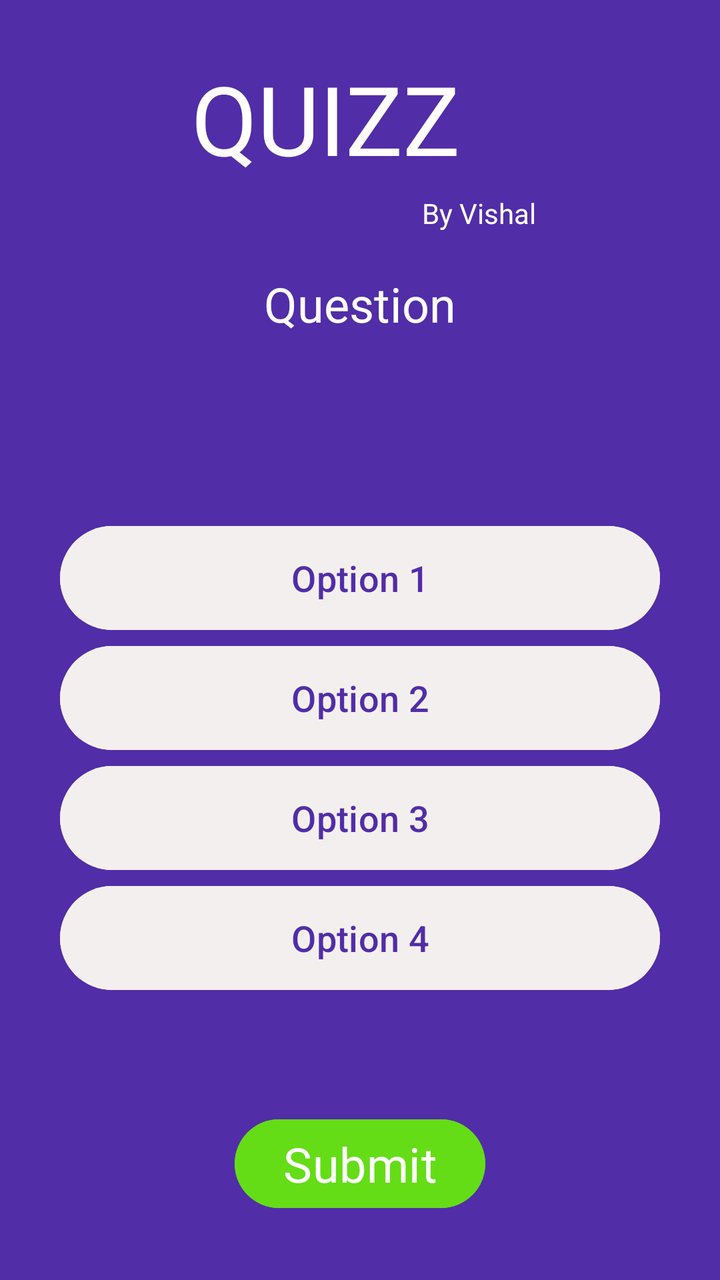
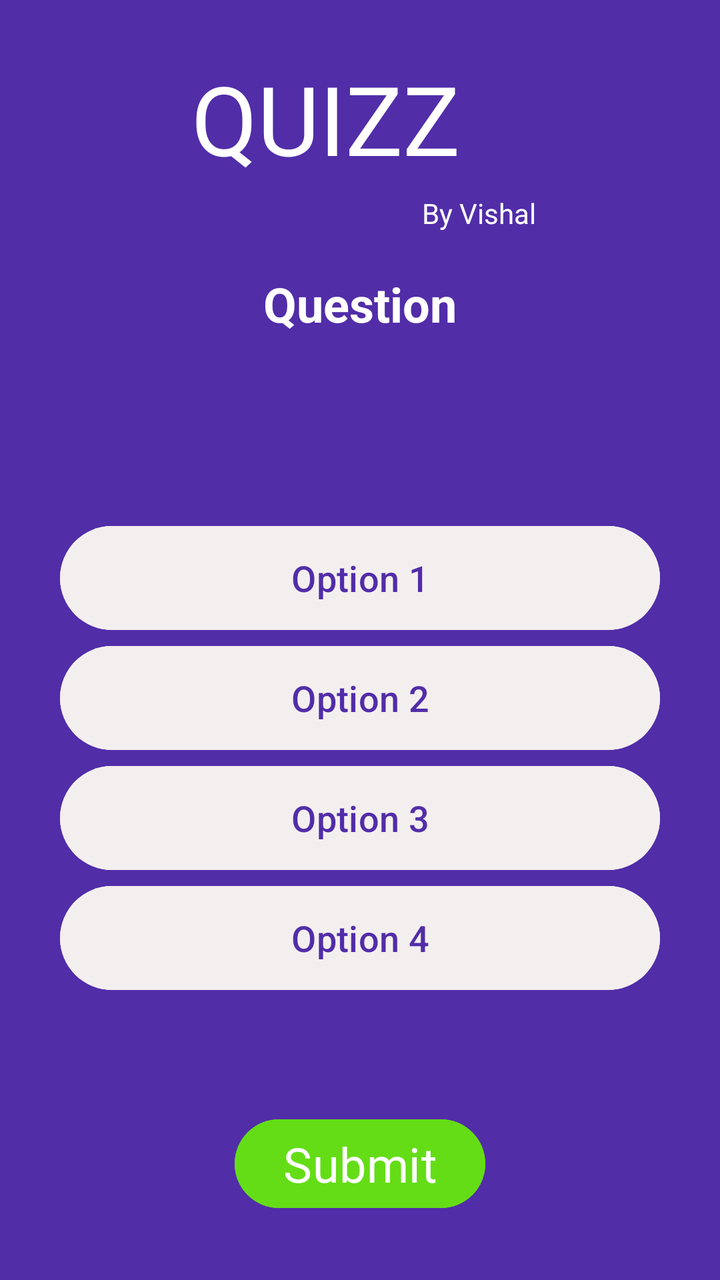

Two renders of the same Android screen: before a commit and after it. Below are the layout's source before the change and the commit's diff.
<!-- AndroidManifest.xml: application theme Theme.Quizz -->
<!-- res/layout/play_created_quiz_activity.xml -->
<?xml version="1.0" encoding="utf-8"?>
<androidx.constraintlayout.widget.ConstraintLayout xmlns:android="http://schemas.android.com/apk/res/android"
    xmlns:app="http://schemas.android.com/apk/res-auto"
    xmlns:tools="http://schemas.android.com/tools"
    android:id="@+id/main"
    android:layout_width="match_parent"
    android:layout_height="match_parent"
    android:background="#512DA8"
    tools:context=".Play_Created_Quiz">

    <TextView
        android:id="@+id/textView"
        android:layout_width="wrap_content"
        android:layout_height="wrap_content"
        android:layout_marginTop="27dp"
        android:layout_marginEnd="38dp"
        android:fontFamily="@font/agbalumo"
        android:text="QUIZZ"
        android:textColor="#FFFF"
        android:textSize="48sp"
        app:layout_constraintEnd_toEndOf="@+id/textView2"
        app:layout_constraintTop_toTopOf="parent" />

    <TextView
        android:id="@+id/textView2"
        android:layout_width="wrap_content"
        android:layout_height="wrap_content"
        android:layout_marginTop="70dp"
        android:layout_marginEnd="92dp"
        android:text="By Vishal"
        android:textColor="#FFFF"
        app:layout_constraintEnd_toEndOf="parent"
        app:layout_constraintTop_toTopOf="@+id/textView" />

    <TextView
        android:id="@+id/Questionview"
        android:layout_width="wrap_content"
        android:layout_height="wrap_content"
        android:layout_marginBottom="91dp"
        android:gravity="center"
        android:text="Question"
        android:textColor="#FFFF"
        android:textSize="24sp"
        app:layout_constraintBottom_toTopOf="@+id/linearLayout2"
        app:layout_constraintEnd_toEndOf="parent"
        app:layout_constraintStart_toStartOf="parent" />

    <LinearLayout
        android:id="@+id/linearLayout2"
        android:layout_width="0dp"
        android:layout_height="wrap_content"
        android:layout_marginStart="30dp"
        android:layout_marginEnd="30dp"
        android:layout_marginBottom="141dp"
        android:orientation="vertical"
        app:layout_constraintBottom_toBottomOf="parent"
        app:layout_constraintEnd_toEndOf="parent"
        app:layout_constraintStart_toStartOf="parent">

        <Button
            android:id="@+id/ans1btn"
            android:layout_width="match_parent"
            android:layout_height="60dp"
            android:backgroundTint="#F4EFEF"
            android:text="Option 1"
            android:textColor="#512DA8"
            android:textSize="18dp" />

        <Button
            android:id="@+id/ans2btn"
            android:layout_width="match_parent"
            android:layout_height="60dp"
            android:backgroundTint="#F4EFEF"
            android:text="Option 2"
            android:textColor="#512DA8"
            android:textSize="18dp" />

        <Button
            android:id="@+id/ans3btn"
            android:layout_width="match_parent"
            android:layout_height="60dp"
            android:backgroundTint="#F4EFEF"
            android:text="Option 3"
            android:textColor="#512DA8"
            android:textSize="18dp" />

        <Button
            android:id="@+id/ans4btn"
            android:layout_width="match_parent"
            android:layout_height="60dp"
            android:backgroundTint="#F4EFEF"
            android:text="Option 4"
            android:textColor="#512DA8"
            android:textSize="18dp" />
    </LinearLayout>

    <Button
        android:id="@+id/submitbtn"
        android:layout_width="wrap_content"
        android:layout_height="wrap_content"
        android:layout_marginBottom="32dp"
        android:fontFamily="@font/adlam_display"
        android:backgroundTint="#64DD17"
        android:text="Submit"
        android:textSize="24sp"
        app:layout_constraintBottom_toBottomOf="parent"
        app:layout_constraintEnd_toEndOf="parent"
        app:layout_constraintStart_toStartOf="parent" />

</androidx.constraintlayout.widget.ConstraintLayout>
<!-- resources referenced by this layout -->
<resources>
  <style name="Theme.Quizz" parent="Base.Theme.Quizz" />
  <style name="Base.Theme.Quizz" parent="Theme.Material3.DayNight.NoActionBar">
          
          
      </style>
</resources>

<!-- the commit's change to res/layout/play_created_quiz_activity.xml (unified diff, before → after) -->
@@ -37,6 +37,7 @@
         android:layout_width="wrap_content"
         android:layout_height="wrap_content"
         android:layout_marginBottom="91dp"
+        android:textStyle="bold"
         android:gravity="center"
         android:text="Question"
         android:textColor="#FFFF"
@@ -101,6 +102,7 @@
         android:layout_marginBottom="32dp"
         android:fontFamily="@font/adlam_display"
         android:backgroundTint="#64DD17"
+        android:textColor="@color/white"
         android:text="Submit"
         android:textSize="24sp"
         app:layout_constraintBottom_toBottomOf="parent"
<!-- resource entries referenced after the edit -->
@@ -1,5 +1,6 @@
 <!-- resources referenced by this layout -->
 <resources>
+  <color name="white">#FFFFFFFF</color>
   <style name="Theme.Quizz" parent="Base.Theme.Quizz" />
   <style name="Base.Theme.Quizz" parent="Theme.Material3.DayNight.NoActionBar">
           
